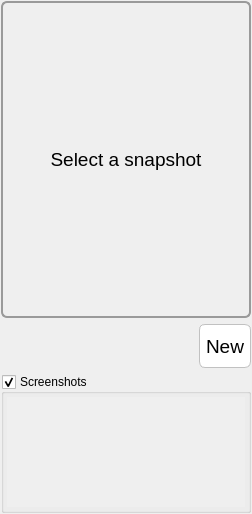
argenortega/AUI, file aui/gui/snapshots/ui/snapshot.ui: the form before one commit.
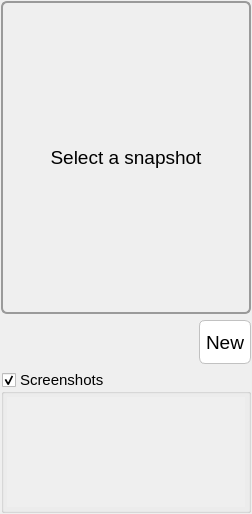
The form after the commit. Custom widgets are drawn as their Qt base class.

```diff
--- a/aui/gui/snapshots/ui/snapshot.ui
+++ b/aui/gui/snapshots/ui/snapshot.ui
@@ -16,18 +16,6 @@
     <verstretch>0</verstretch>
    </sizepolicy>
   </property>
-  <property name="minimumSize">
-   <size>
-    <width>0</width>
-    <height>0</height>
-   </size>
-  </property>
-  <property name="maximumSize">
-   <size>
-    <width>16777215</width>
-    <height>16777215</height>
-   </size>
-  </property>
   <property name="mouseTracking">
    <bool>true</bool>
   </property>
@@ -44,9 +32,9 @@
       <bool>true</bool>
      </property>
      <property name="sizePolicy">
-      <sizepolicy hsizetype="MinimumExpanding" vsizetype="Preferred">
-       <horstretch>1</horstretch>
-       <verstretch>1</verstretch>
+      <sizepolicy hsizetype="MinimumExpanding" vsizetype="MinimumExpanding">
+       <horstretch>10</horstretch>
+       <verstretch>10</verstretch>
       </sizepolicy>
      </property>
      <property name="minimumSize">
@@ -55,24 +43,6 @@
        <height>250</height>
       </size>
      </property>
-     <property name="maximumSize">
-      <size>
-       <width>16777215</width>
-       <height>16777215</height>
-      </size>
-     </property>
-     <property name="sizeIncrement">
-      <size>
-       <width>0</width>
-       <height>0</height>
-      </size>
-     </property>
-     <property name="baseSize">
-      <size>
-       <width>300</width>
-       <height>300</height>
-      </size>
-     </property>
      <property name="font">
       <font>
        <pointsize>14</pointsize>
@@ -191,7 +161,7 @@
    <item>
     <widget class="QGroupBox" name="extraScreenGroup">
      <property name="sizePolicy">
-      <sizepolicy hsizetype="Preferred" vsizetype="Minimum">
+      <sizepolicy hsizetype="Preferred" vsizetype="Maximum">
        <horstretch>0</horstretch>
        <verstretch>0</verstretch>
       </sizepolicy>
@@ -199,14 +169,13 @@
      <property name="minimumSize">
       <size>
        <width>0</width>
-       <height>0</height>
+       <height>30</height>
       </size>
      </property>
-     <property name="baseSize">
-      <size>
-       <width>0</width>
-       <height>0</height>
-      </size>
+     <property name="font">
+      <font>
+       <pointsize>11</pointsize>
+      </font>
      </property>
      <property name="mouseTracking">
       <bool>true</bool>
@@ -214,9 +183,6 @@
      <property name="title">
       <string>Screenshots</string>
      </property>
-     <property name="flat">
-      <bool>true</bool>
-     </property>
      <property name="checkable">
       <bool>true</bool>
      </property>
@@ -304,6 +270,12 @@
    <extends>QLabel</extends>
    <header>aui.utilities.ActiveLabel</header>
   </customwidget>
+  <customwidget>
+   <class>FocusGroupBox</class>
+   <extends>QGroupBox</extends>
+   <header>aui.mi.visual</header>
+   <container>1</container>
+  </customwidget>
  </customwidgets>
  <resources/>
  <connections>
```
Left out of the diff: 10 changed lines with no effect on the pictures.
